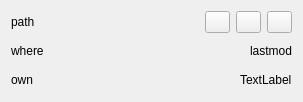
Before: the Qt Designer form src/last_open/element/element_ui.ui in giacomogroppi/writernote-qt, drawn with Qt 5.
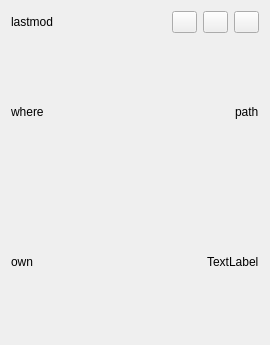
After: the same form once the commit is applied. Icons and pictures are not drawn.

The edit to the form file:
```diff
--- a/src/last_open/element/element_ui.ui
+++ b/src/last_open/element/element_ui.ui
@@ -6,14 +6,14 @@
    <rect>
     <x>0</x>
     <y>0</y>
-    <width>303</width>
-    <height>102</height>
+    <width>270</width>
+    <height>345</height>
    </rect>
   </property>
   <property name="maximumSize">
    <size>
-    <width>16777215</width>
-    <height>102</height>
+    <width>270</width>
+    <height>345</height>
    </size>
   </property>
   <property name="windowTitle">
@@ -21,11 +21,13 @@
   </property>
   <layout class="QVBoxLayout" name="verticalLayout_2">
    <item>
+    <layout class="QVBoxLayout" name="verticalLayout">
+     <item>
     <layout class="QHBoxLayout" name="horizontalLayout_3_path">
      <item>
-      <widget class="QLabel" name="label_path">
+        <widget class="QLabel" name="label_last_edit_time">
        <property name="text">
-        <string>path</string>
+          <string>lastmod</string>
        </property>
       </widget>
      </item>
@@ -83,8 +85,6 @@
     </layout>
    </item>
    <item>
-    <layout class="QVBoxLayout" name="verticalLayout">
-     <item>
       <layout class="QHBoxLayout" name="horizontalLayout">
        <item>
         <widget class="QLabel" name="label_where">
@@ -107,9 +107,9 @@
         </spacer>
        </item>
        <item>
-        <widget class="QLabel" name="label_last_edit_time">
+        <widget class="QLabel" name="label_path">
          <property name="text">
-          <string>lastmod</string>
+          <string>path</string>
          </property>
         </widget>
        </item>
```
Lines whose indentation alone changed are shown as unchanged.
